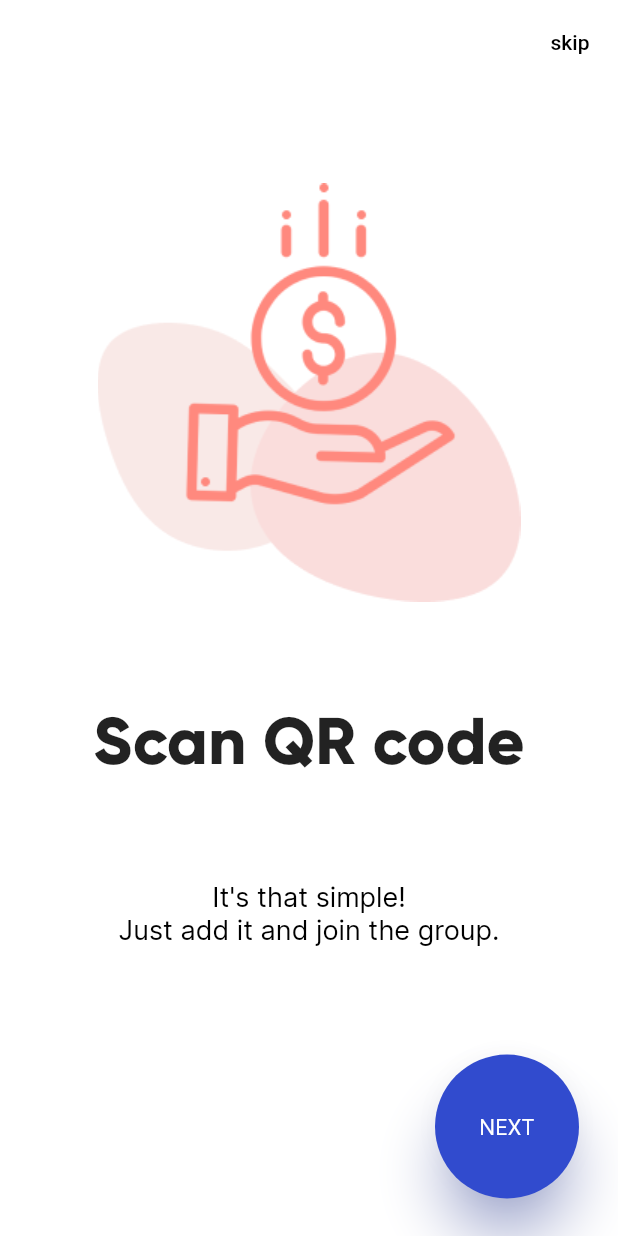
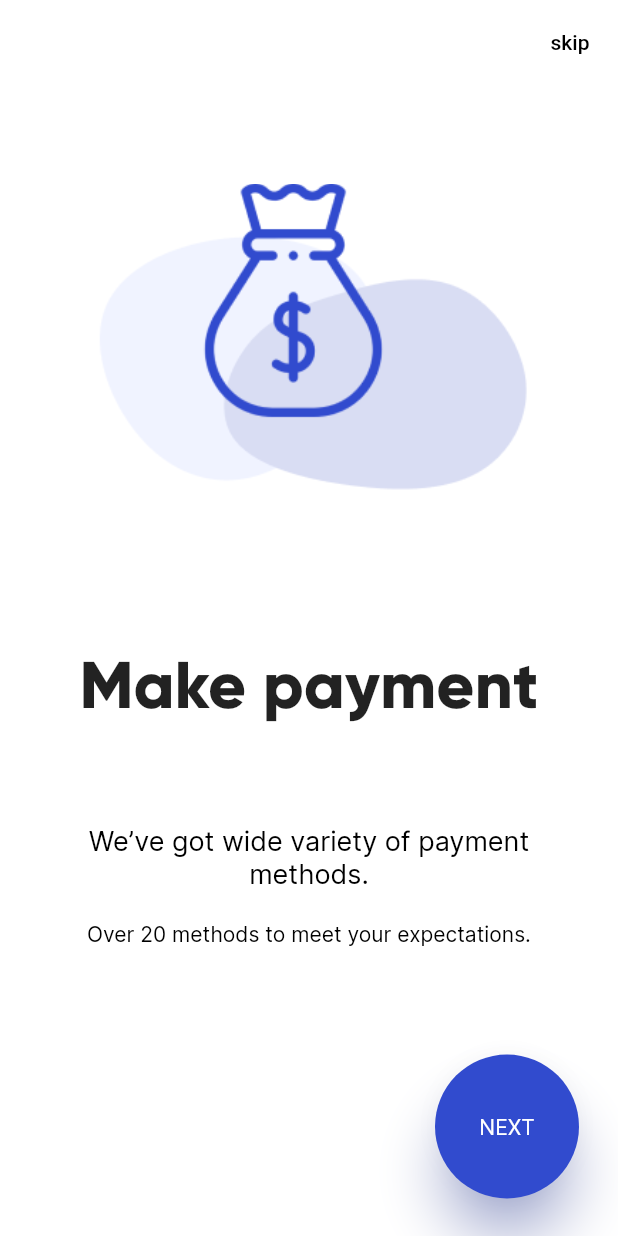
Before and after one commit to JakubWolak/dividely, a Flutter app: the screen it shows after launch, after a tap on "NEXT", on a phone screen of 412 x 824 dp. Run offline on Flutter 3.47's test engine with Material 2 defaults, Android fonts, the phone set to English and light mode, and no system bars; our stand-ins replace bloc, flutter_bloc; generated files the repository leaves out were written again.

Commit message:
introcution pages

```diff
--- a/lib/app/view/app.dart
+++ b/lib/app/view/app.dart
@@ -1,13 +1,4 @@
-// Copyright (c) 2022, Very Good Ventures
-// https://verygood.ventures
-//
-// Use of this source code is governed by an MIT-style
-// license that can be found in the LICENSE file or at
-// https://opensource.org/licenses/MIT.
-
-import 'package:dividely/boarding/initial/initial.dart';
 import 'package:dividely/boarding/introduction/introduction.dart';
-import 'package:dividely/counter/counter.dart';
 import 'package:dividely/l10n/l10n.dart';
 import 'package:flutter/material.dart';
 import 'package:flutter_localizations/flutter_localizations.dart';
@@ -29,7 +20,7 @@ class App extends StatelessWidget {
         GlobalMaterialLocalizations.delegate,
       ],
       supportedLocales: AppLocalizations.supportedLocales,
-      home: const StepOnePage(),
+      home: const IntroductionPage(),
     );
   }
 }
--- a/lib/boarding/introduction/introduction.dart
+++ b/lib/boarding/introduction/introduction.dart
@@ -1 +1 @@
-export 'view/step_one_page.dart';
+export 'view/introduction.dart';
--- /dev/null
+++ b/lib/boarding/introduction/pages/step_one_page.dart
@@ -0,0 +1,57 @@
+import 'package:flutter/material.dart';
+
+class StepOnePage extends StatelessWidget {
+  const StepOnePage({super.key});
+
+  static const scanQrCodeImage = 'assets/images/scan_qr_code.png';
+
+  @override
+  Widget build(BuildContext context) {
+    return Container(
+      width: double.infinity,
+      height: MediaQuery.of(context).size.height,
+      color: Colors.white,
+      child: Center(
+        child: Column(
+          mainAxisAlignment: MainAxisAlignment.spaceEvenly,
+          children: [
+            const Image(
+              image: AssetImage(StepOnePage.scanQrCodeImage),
+            ),
+            const Text(
+              'Scan QR code',
+              style: TextStyle(
+                fontSize: 44,
+                fontFamily: 'GilroyBold',
+                color: Colors.black87,
+              ),
+            ),
+            Column(
+              children: const [
+                Text(
+                  "It's that simple!",
+                  style: TextStyle(
+                    fontSize: 18,
+                    fontFamily: 'InterRegular',
+                    color: Colors.black,
+                  ),
+                ),
+                Text(
+                  'Just add it and join the group.',
+                  style: TextStyle(
+                    fontSize: 18,
+                    fontFamily: 'InterRegular',
+                    color: Colors.black,
+                  ),
+                ),
+              ],
+            ),
+            const SizedBox(
+              height: 60,
+            )
+          ],
+        ),
+      ),
+    );
+  }
+}
--- /dev/null
+++ b/lib/boarding/introduction/pages/step_three_page.dart
@@ -0,0 +1,45 @@
+import 'package:flutter/material.dart';
+
+class StepThreePage extends StatelessWidget {
+  const StepThreePage({super.key});
+
+  static const getAccessImage = 'assets/images/get_access.png';
+
+  @override
+  Widget build(BuildContext context) {
+    return Container(
+      width: double.infinity,
+      height: MediaQuery.of(context).size.height,
+      color: Colors.white,
+      child: Center(
+        child: Column(
+          mainAxisAlignment: MainAxisAlignment.spaceEvenly,
+          children: const [
+            Image(
+              image: AssetImage(StepThreePage.getAccessImage),
+            ),
+            Text(
+              'Get access to credentials',
+              style: TextStyle(
+                fontSize: 44,
+                fontFamily: 'GilroyBold',
+                color: Colors.black87,
+              ),
+            ),
+            Text(
+              'Now you can enjoy sharing your service!',
+              style: TextStyle(
+                fontSize: 18,
+                fontFamily: 'InterRegular',
+                color: Colors.black,
+              ),
+            ),
+            SizedBox(
+              height: 60,
+            )
+          ],
+        ),
+      ),
+    );
+  }
+}
--- /dev/null
+++ b/lib/boarding/introduction/pages/step_two_page.dart
@@ -0,0 +1,63 @@
+import 'package:flutter/material.dart';
+
+class StepTwoPage extends StatelessWidget {
+  const StepTwoPage({super.key});
+
+  static const makePaymentImage = 'assets/images/make_payment.png';
+
+  @override
+  Widget build(BuildContext context) {
+    return Container(
+      width: double.infinity,
+      height: MediaQuery.of(context).size.height,
+      color: Colors.white,
+      child: Padding(
+        padding: EdgeInsets.symmetric(horizontal: 40, vertical: 0),
+        child: Center(
+          child: Column(
+            mainAxisAlignment: MainAxisAlignment.spaceEvenly,
+            children: [
+              const Image(
+                image: AssetImage(StepTwoPage.makePaymentImage),
+              ),
+              const Text(
+                'Make payment',
+                style: TextStyle(
+                  fontSize: 44,
+                  fontFamily: 'GilroyBold',
+                  color: Colors.black87,
+                ),
+              ),
+              Column(
+                children: const [
+                  Text(
+                    'We’ve got wide variety of payment methods.',
+                    style: TextStyle(
+                      fontSize: 18,
+                      fontFamily: 'InterRegular',
+                      color: Colors.black,
+                    ),
+                    textAlign: TextAlign.center,
+                  ),
+                  SizedBox(height: 20,),
+                  Text(
+                    'Over 20 methods to meet your expectations.',
+                    style: TextStyle(
+                      fontSize: 14,
+                      fontFamily: 'InterRegular',
+                      color: Colors.black,
+                    ),
+                    textAlign: TextAlign.center,
+                  ),
+                ],
+              ),
+              const SizedBox(
+                height: 60,
+              )
+            ],
+          ),
+        ),
+      ),
+    );
+  }
+}
--- /dev/null
+++ b/lib/boarding/introduction/view/introduction.dart
@@ -0,0 +1,70 @@
+import 'package:dividely/boarding/introduction/pages/step_one_page.dart';
+import 'package:dividely/boarding/introduction/pages/step_three_page.dart';
+import 'package:dividely/boarding/introduction/pages/step_two_page.dart';
+import 'package:dividely/common_widgets/buttons/blue_circular_button.dart';
+import 'package:flutter/material.dart';
+
+class IntroductionPage extends StatefulWidget {
+  const IntroductionPage({super.key});
+
+  @override
+  _IntroductionPageState createState() => _IntroductionPageState();
+}
+
+class _IntroductionPageState extends State<IntroductionPage>
+    with SingleTickerProviderStateMixin {
+  late TabController _tabController;
+
+  @override
+  void initState() {
+    _tabController = TabController(length: 3, vsync: this);
+
+    super.initState();
+  }
+
+  @override
+  void dispose() {
+    super.dispose();
+    _tabController.dispose();
+  }
+
+  @override
+  Widget build(BuildContext context) {
+    return Scaffold(
+      appBar: AppBar(
+        backgroundColor: Colors.white,
+        elevation: 0,
+        actions: [
+          TextButton(
+            onPressed: () {},
+            child: const Text(
+              'skip',
+              style: TextStyle(
+                color: Colors.black,
+              ),
+            ),
+          ),
+        ],
+      ),
+      body: TabBarView(
+        controller: _tabController,
+        children: const [
+          StepOnePage(),
+          StepTwoPage(),
+          StepThreePage(),
+        ],
+      ),
+      floatingActionButton: Padding(
+        padding: const EdgeInsets.only(
+          bottom: 25,
+          right: 10,
+        ),
+        child: BlueCircularButton(
+          text: 'NEXT',
+          onPressed: () => _tabController.animateTo(_tabController.index + 1),
+        ),
+      ),
+      floatingActionButtonLocation: FloatingActionButtonLocation.endDocked,
+    );
+  }
+}
--- a/lib/boarding/introduction/view/step_one_page.dart
+++ /dev/null
@@ -1,98 +0,0 @@
-import 'package:dividely/common_widgets/buttons/blue_circular_button.dart';
-import 'package:flutter/cupertino.dart';
-import 'package:flutter/material.dart';
-
-class StepOnePage extends StatelessWidget {
-  const StepOnePage({super.key});
-
-  static const scanQrCodeImage = 'assets/images/scan_qr_code.png';
-
-  @override
-  Widget build(BuildContext context) {
-    return Scaffold(
-
-      appBar: AppBar(
-        backgroundColor: Colors.white,
-        elevation: 0,
-        actions: [
-          // Padding(
-          //   padding: EdgeInsets.symmetric(
-          //     horizontal: 20,
-          //     vertical: 30,
-          //   ),
-          //   child:
-            TextButton(
-              onPressed: () {},
-              child: const Text('skip', style: TextStyle(color: Colors.black,),),
-            ),
-          // ),
-        ],
-      ),
-      body: Container(
-        width: double.infinity,
-        height: MediaQuery.of(context).size.height,
-        color: Colors.white,
-        child: Center(
-          child: Column(
-            mainAxisAlignment: MainAxisAlignment.spaceEvenly,
-            children: [
-              Image(
-                image: AssetImage(StepOnePage.scanQrCodeImage),
-              ),
-              // SizedBox(
-              //   height: 30,
-              // ),
-              Text(
-                'Scan QR code',
-                style: TextStyle(
-                  fontSize: 44,
-                  fontFamily: 'GilroyBold',
-                  color: Colors.black87,
-                ),
-              ),
-              // SizedBox(
-              //   height: 40,
-              // ),
-              Column(
-                children: [
-                  Text(
-                    "It's that simple!",
-                    style: TextStyle(
-                      fontSize: 18,
-                      fontFamily: 'InterRegular',
-                      color: Colors.black,
-                    ),
-                  ),
-                  Text(
-                    'Just add it and join the group.',
-                    style: TextStyle(
-                      fontSize: 18,
-                      fontFamily: 'InterRegular',
-                      color: Colors.black,
-                    ),
-                  ),
-                ],
-              ),
-              SizedBox(
-                height: 60,
-              )
-            ],
-          ),
-        ),
-      ),
-      floatingActionButton: Padding(
-        padding: const EdgeInsets.only(
-          bottom: 25,
-          right: 10,
-        ),
-        child: BlueCircularButton(
-          text: 'NEXT',
-          onPressed: () {
-            print('dalej dalej do nastepnej strony');
-          },
-        ),
-      ),
-      floatingActionButtonLocation: FloatingActionButtonLocation.endDocked,
-    );
-  }
-}
--- a/lib/common_widgets/buttons/blue_circular_button.dart
+++ b/lib/common_widgets/buttons/blue_circular_button.dart
@@ -15,20 +15,20 @@ class BlueCircularButton extends StatelessWidget {
   Widget build(BuildContext context) {
     return ElevatedButton(
       onPressed: onPressed,
-      child: Text(text),
       style: ElevatedButton.styleFrom(
-        minimumSize: Size.fromRadius(48),
-        textStyle: TextStyle(fontSize: 14, fontFamily: 'InterRegular'),
-        backgroundColor: Color.fromRGBO(49, 75, 206, 1),
+        minimumSize: const Size.fromRadius(48),
+        textStyle: const TextStyle(fontSize: 14, fontFamily: 'InterRegular'),
+        backgroundColor: const Color.fromRGBO(49, 75, 206, 1),
         foregroundColor: Colors.white,
         elevation: 15,
-        shadowColor: Color.fromRGBO(49, 75, 206, 0.6),
+        shadowColor: const Color.fromRGBO(49, 75, 206, 0.6),
         shape: RoundedRectangleBorder(
           borderRadius: BorderRadius.circular(
             48,
           ),
         ),
       ),
+      child: Text(text),
     );
   }
 }
--- a/pubspec.yaml
+++ b/pubspec.yaml
@@ -46,3 +46,5 @@ flutter:
   assets:
     - assets/images/wallet.png
     - assets/images/scan_qr_code.png
+    - assets/images/make_payment.png
+    - assets/images/get_access.png
```
Also changed, not shown: assets/images/get_access.png (added), assets/images/make_payment.png (added).
